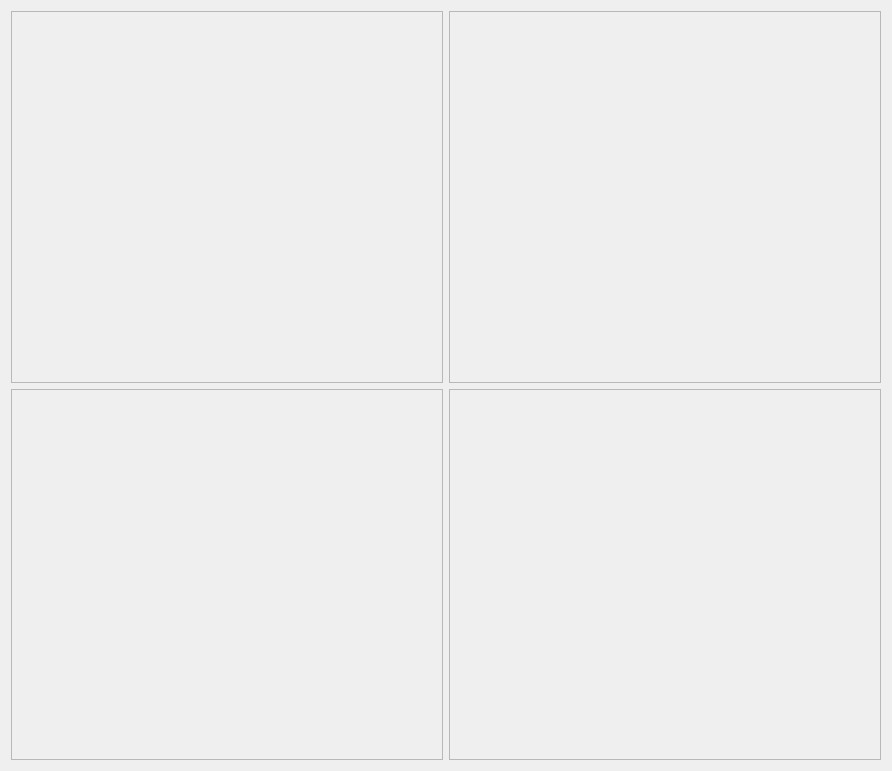
The window that Code/Mantid/Vates/VatesSimpleGui/ui/ThreesliceView.ui (mantidproject/mantid) describes before a commit, drawn with Qt 5.
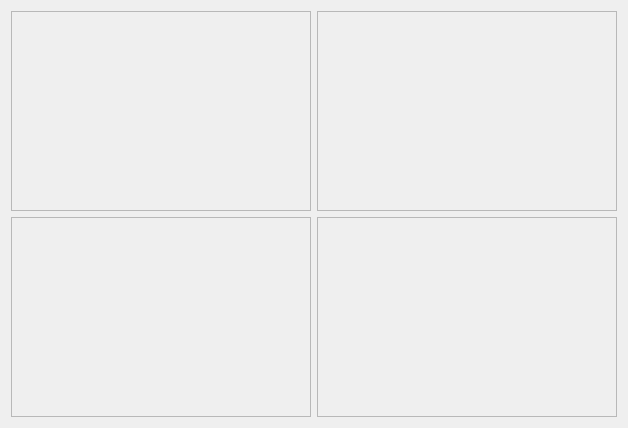
The same window after the commit.

Commit message: UI tweaks. This refs #2960.

Diff of the .ui file:
```diff
--- a/Code/Mantid/Vates/VatesSimpleGui/ui/ThreesliceView.ui
+++ b/Code/Mantid/Vates/VatesSimpleGui/ui/ThreesliceView.ui
@@ -6,8 +6,8 @@
    <rect>
     <x>0</x>
     <y>0</y>
-    <width>892</width>
-    <height>771</height>
+    <width>624</width>
+    <height>424</height>
    </rect>
   </property>
   <property name="windowTitle">
@@ -16,6 +16,12 @@
   <layout class="QGridLayout" name="gridLayout">
    <item row="0" column="0">
     <widget class="QFrame" name="xRenderFrame">
+     <property name="sizePolicy">
+      <sizepolicy hsizetype="Minimum" vsizetype="Minimum">
+       <horstretch>0</horstretch>
+       <verstretch>0</verstretch>
+      </sizepolicy>
+     </property>
      <property name="minimumSize">
       <size>
        <width>300</width>
@@ -32,6 +38,12 @@
    </item>
    <item row="0" column="1">
     <widget class="QFrame" name="yRenderFrame">
+     <property name="sizePolicy">
+      <sizepolicy hsizetype="Minimum" vsizetype="Minimum">
+       <horstretch>0</horstretch>
+       <verstretch>0</verstretch>
+      </sizepolicy>
+     </property>
      <property name="minimumSize">
       <size>
        <width>300</width>
@@ -48,6 +60,12 @@
    </item>
    <item row="1" column="0">
     <widget class="QFrame" name="zRenderFrame">
+     <property name="sizePolicy">
+      <sizepolicy hsizetype="Minimum" vsizetype="Minimum">
+       <horstretch>0</horstretch>
+       <verstretch>0</verstretch>
+      </sizepolicy>
+     </property>
      <property name="minimumSize">
       <size>
        <width>300</width>
@@ -64,6 +82,12 @@
    </item>
    <item row="1" column="1">
     <widget class="QFrame" name="mainRenderFrame">
+     <property name="sizePolicy">
+      <sizepolicy hsizetype="Minimum" vsizetype="Minimum">
+       <horstretch>0</horstretch>
+       <verstretch>0</verstretch>
+      </sizepolicy>
+     </property>
      <property name="minimumSize">
       <size>
        <width>300</width>
```
The commit also changes 1 other file.
